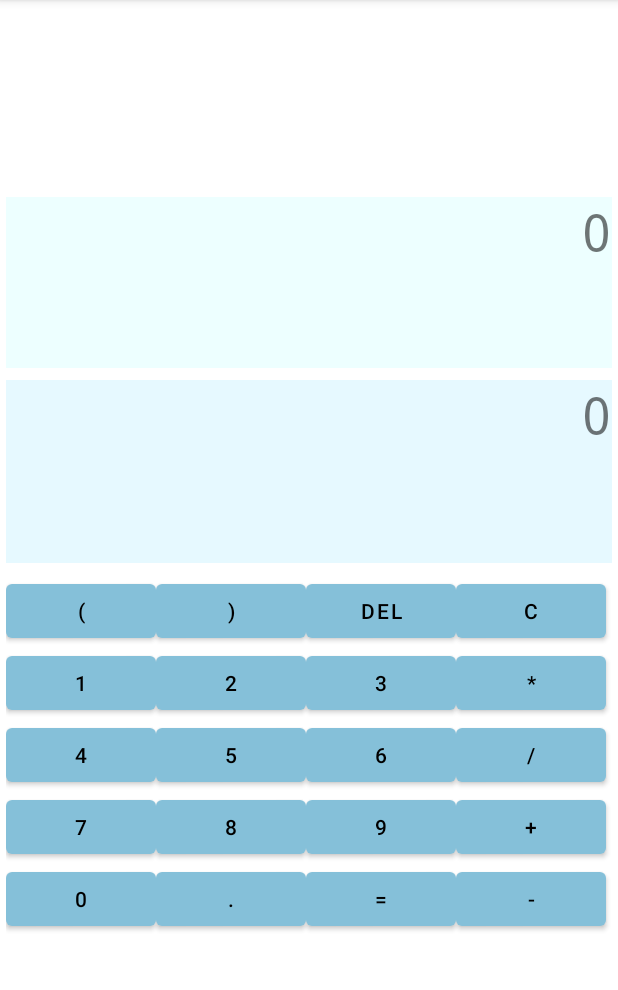
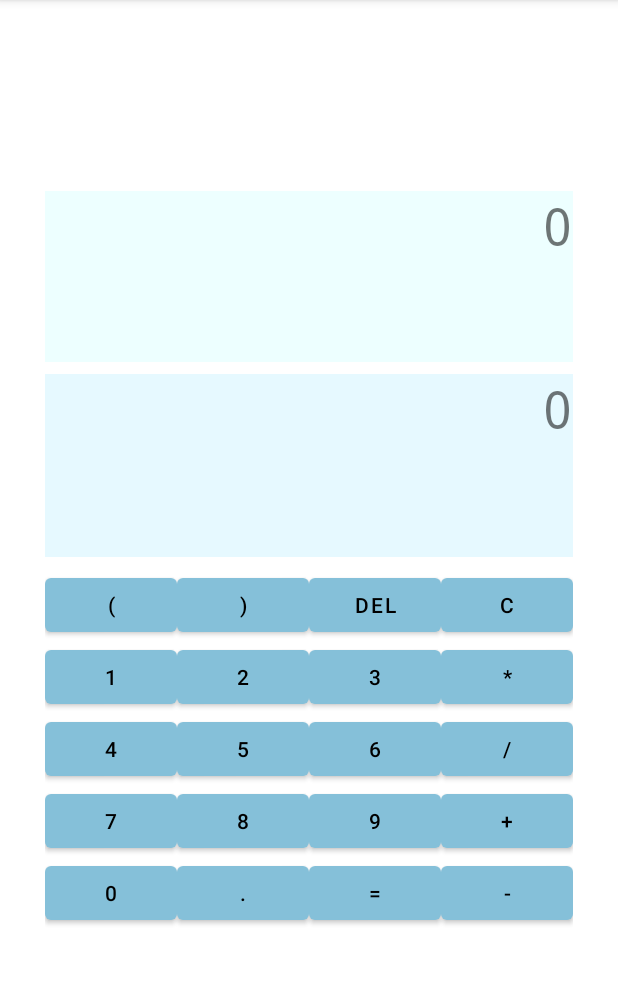
Before and after one commit to xmiao96/androidCalculator, an Android app: the screen it shows after launch (MainActivity), on a phone screen of 412 x 824 dp, the part 84-1074 px from its top. Run offline under Robolectric (Android 15) with nearby library versions, the phone set to English and light mode, and no system bars.

Commit message:
Third modification

```diff
--- a/app/src/main/java/com/example/cmpe277_calculator/MainActivity.java
+++ b/app/src/main/java/com/example/cmpe277_calculator/MainActivity.java
@@ -182,7 +182,7 @@ public class MainActivity extends AppCompatActivity {
             }
         });
         //equal button and its listener:
-        // It has used third party functions from mariuszgromada, the mxparser can transform the expression to an answer.
+        // It has used third party functions from mariuszgromada, the mxparser object, Expression, can transform the expression to an answer.
         equal = (Button) findViewById(R.id.equal_button);
         equal.setOnClickListener(new View.OnClickListener() {
             @Override
--- a/app/src/main/res/layout/activity_main.xml
+++ b/app/src/main/res/layout/activity_main.xml
@@ -12,6 +12,8 @@
         android:isScrollContainer="true"
         android:orientation="vertical"
         app:layout_constraintBottom_toBottomOf="parent"
+        app:layout_constraintEnd_toEndOf="parent"
+        app:layout_constraintStart_toStartOf="parent"
         app:layout_constraintTop_toTopOf="parent">
 
         <TextView
@@ -56,8 +58,8 @@
             android:layout_weight="5" />
 
         <TableLayout
-            android:layout_width="411dp"
-            android:layout_height="253dp"
+            android:layout_width="wrap_content"
+            android:layout_height="262dp"
             android:layout_margin="4dp">
 
             <TableRow
@@ -66,25 +68,25 @@
 
                 <Button
                     android:id="@+id/left_bracket"
-                    android:layout_width="wrap_content"
-                    android:layout_height="wrap_content"
+                    android:layout_width="match_parent"
+                    android:layout_height="match_parent"
                     android:text="(" />
 
                 <Button
                     android:id="@+id/right_bracket"
-                    android:layout_width="wrap_content"
-                    android:layout_height="wrap_content"
+                    android:layout_width="match_parent"
+                    android:layout_height="match_parent"
                     android:text=")" />
 
                 <Button
                     android:id="@+id/delete_button"
-                    android:layout_width="wrap_content"
-                    android:layout_height="wrap_content"
+                    android:layout_width="match_parent"
+                    android:layout_height="match_parent"
                     android:text="del" />
 
                 <Button
                     android:id="@+id/clear_button"
-                    android:layout_width="wrap_content"
+                    android:layout_width="match_parent"
                     android:layout_height="match_parent"
                     android:text="C" />
             </TableRow>
@@ -95,26 +97,26 @@
 
                 <Button
                     android:id="@+id/button_one"
-                    android:layout_width="wrap_content"
-                    android:layout_height="wrap_content"
+                    android:layout_width="match_parent"
+                    android:layout_height="match_parent"
                     android:text="1" />
 
                 <Button
                     android:id="@+id/button_two"
-                    android:layout_width="wrap_content"
-                    android:layout_height="wrap_content"
+                    android:layout_width="match_parent"
+                    android:layout_height="match_parent"
                     android:text="2" />
 
                 <Button
                     android:id="@+id/button_three"
-                    android:layout_width="wrap_content"
-                    android:layout_height="wrap_content"
+                    android:layout_width="match_parent"
+                    android:layout_height="match_parent"
                     android:text="3" />
 
                 <Button
                     android:id="@+id/multiply_button"
-                    android:layout_width="wrap_content"
-                    android:layout_height="wrap_content"
+                    android:layout_width="match_parent"
+                    android:layout_height="match_parent"
                     android:text="*" />
 
             </TableRow>
@@ -125,26 +127,26 @@
 
                 <Button
                     android:id="@+id/button_four"
-                    android:layout_width="wrap_content"
-                    android:layout_height="wrap_content"
+                    android:layout_width="match_parent"
+                    android:layout_height="match_parent"
                     android:text="4" />
 
                 <Button
                     android:id="@+id/button_five"
-                    android:layout_width="wrap_content"
-                    android:layout_height="wrap_content"
+                    android:layout_width="match_parent"
+                    android:layout_height="match_parent"
                     android:text="5" />
 
                 <Button
                     android:id="@+id/button_six"
-                    android:layout_width="wrap_content"
-                    android:layout_height="wrap_content"
+                    android:layout_width="match_parent"
+                    android:layout_height="match_parent"
                     android:text="6" />
 
                 <Button
                     android:id="@+id/divide_button"
-                    android:layout_width="wrap_content"
-                    android:layout_height="wrap_content"
+                    android:layout_width="match_parent"
+                    android:layout_height="match_parent"
                     android:text="/" />
 
             </TableRow>
@@ -155,26 +157,26 @@
 
                 <Button
                     android:id="@+id/button_seven"
-                    android:layout_width="wrap_content"
-                    android:layout_height="wrap_content"
+                    android:layout_width="match_parent"
+                    android:layout_height="match_parent"
                     android:text="7" />
 
                 <Button
                     android:id="@+id/button_eight"
-                    android:layout_width="wrap_content"
-                    android:layout_height="wrap_content"
+                    android:layout_width="match_parent"
+                    android:layout_height="match_parent"
                     android:text="8" />
 
                 <Button
                     android:id="@+id/button_nine"
-                    android:layout_width="wrap_content"
-                    android:layout_height="wrap_content"
+                    android:layout_width="match_parent"
+                    android:layout_height="match_parent"
                     android:text="9" />
 
                 <Button
                     android:id="@+id/plus_button"
-                    android:layout_width="wrap_content"
-                    android:layout_height="wrap_content"
+                    android:layout_width="match_parent"
+                    android:layout_height="match_parent"
                     android:text="+" />
 
             </TableRow>
@@ -185,25 +187,25 @@
 
                 <Button
                     android:id="@+id/button_zero"
-                    android:layout_width="100dp"
+                    android:layout_width="match_parent"
                     android:layout_height="match_parent"
                     android:text="0" />
 
                 <Button
                     android:id="@+id/dot_button"
-                    android:layout_width="100dp"
+                    android:layout_width="match_parent"
                     android:layout_height="match_parent"
                     android:text="." />
 
                 <Button
                     android:id="@+id/equal_button"
-                    android:layout_width="100dp"
+                    android:layout_width="match_parent"
                     android:layout_height="match_parent"
                     android:text="=" />
 
                 <Button
                     android:id="@+id/minus_button"
-                    android:layout_width="100dp"
+                    android:layout_width="match_parent"
                     android:layout_height="match_parent"
                     android:text="-" />
 
```
